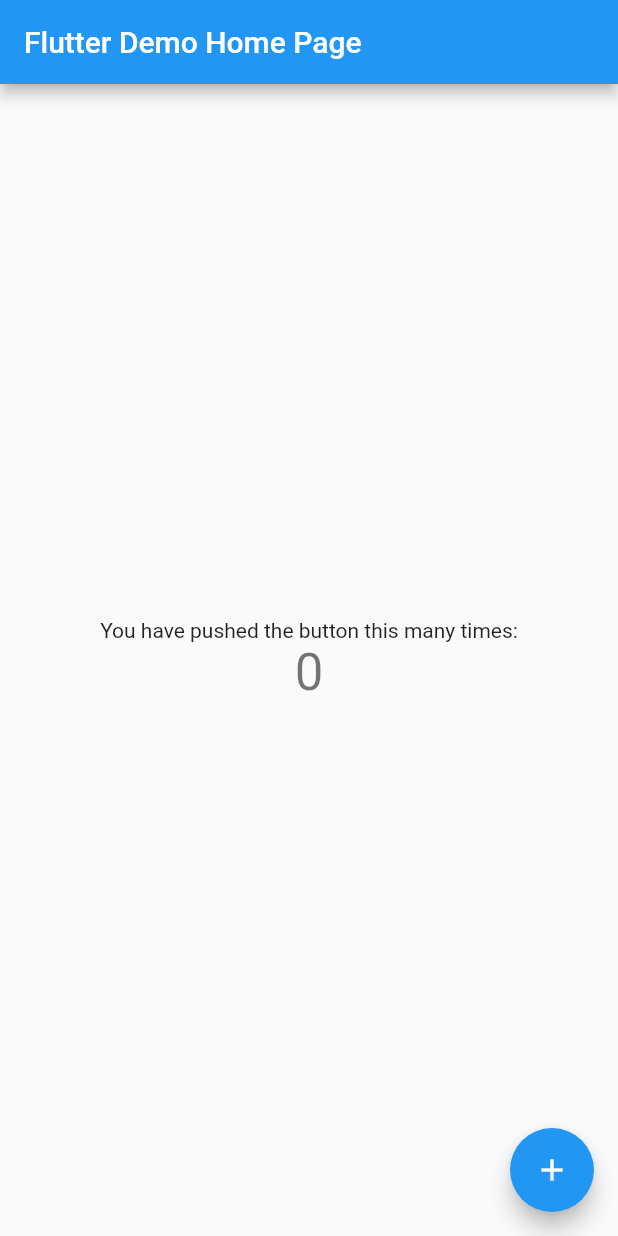
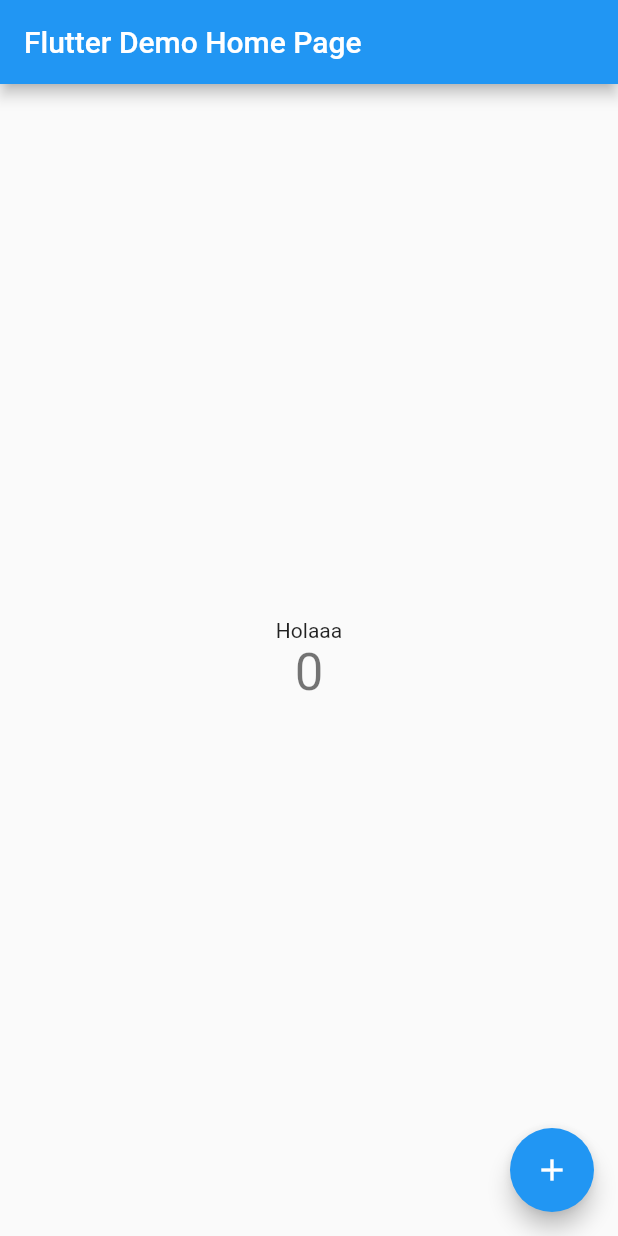
Before and after one commit to PVBLITO111/codigo4_bmi, a Flutter app: the screen it shows after launch, on a phone screen of 412 x 824 dp. Run offline on Flutter 3.47's test engine with Material 2 defaults, Android fonts, the phone set to English and light mode, and no system bars.

Commit message:
cambios en el texto

```diff
--- a/lib/main.dart
+++ b/lib/main.dart
@@ -96,7 +96,7 @@ class _MyHomePageState extends State<MyHomePage> {
           mainAxisAlignment: MainAxisAlignment.center,
           children: <Widget>[
             const Text(
-              'You have pushed the button this many times:',
+              'Holaaa',
             ),
             Text(
               '$_counter',
```
Also changed, not shown: 1 other file.
